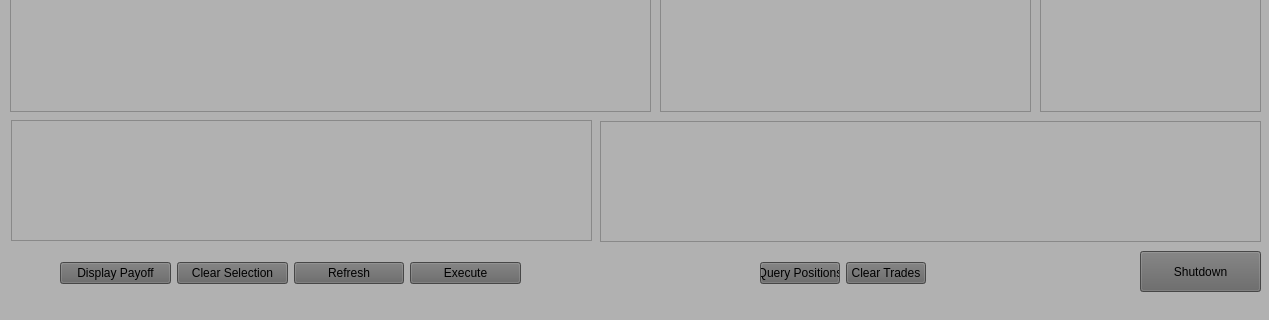
Before: the Qt Designer form UI/optionAtilla.ui in NickyBenz/optionAtilla, drawn with Qt 5; both pictures show x 0 to 1269 and y 559 to 879 of the 1269 by 879 pixel window.
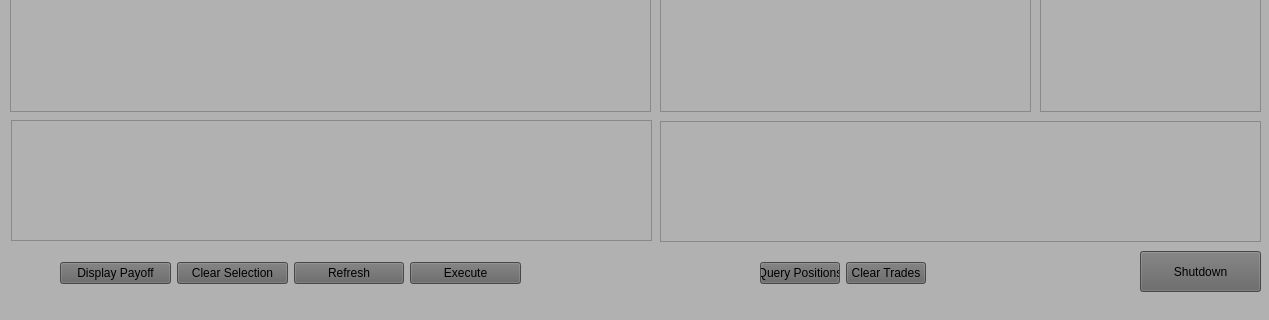
After: the same form once the commit is applied.

Patch:
```diff
--- a/UI/optionAtilla.ui
+++ b/UI/optionAtilla.ui
@@ -762,7 +762,7 @@
      <rect>
       <x>11</x>
       <y>679</y>
-      <width>581</width>
+      <width>641</width>
       <height>121</height>
      </rect>
     </property>
@@ -770,9 +770,9 @@
    <widget class="QTableView" name="tableViewPutTrades">
     <property name="geometry">
      <rect>
-      <x>600</x>
+      <x>660</x>
       <y>680</y>
-      <width>661</width>
+      <width>601</width>
       <height>121</height>
      </rect>
     </property>
```
